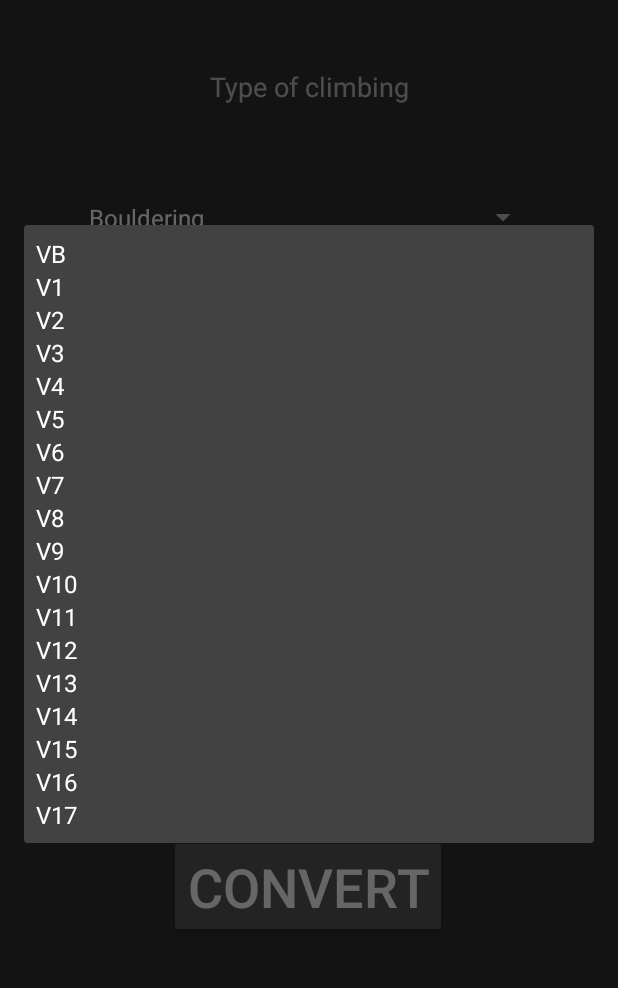
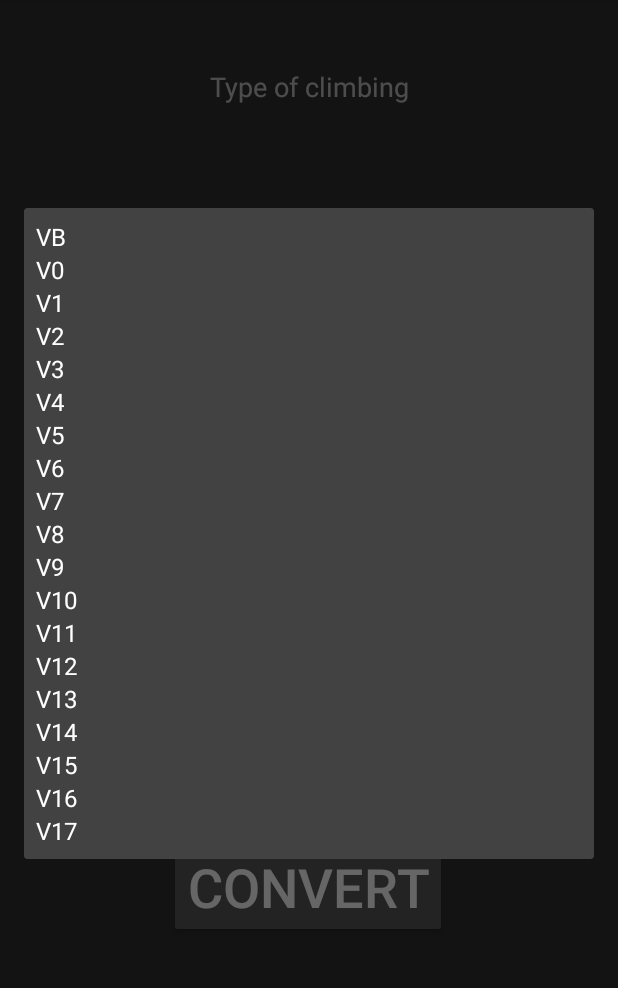
Before and after one commit to jtchristie/ClimbingGradeConverter, an Android app: the screen it shows after launch (MainActivity), after a tap on "VB", on a phone screen of 412 x 824 dp, the part 84-1072 px from its top. Run offline under Robolectric (Android 15) with nearby library versions, the phone set to English and light mode, and no system bars.

Commit message:
bouldering calculations finished

```diff
--- a/app/src/main/java/com/example/ClimbingGradeConverter/MainActivity.java
+++ b/app/src/main/java/com/example/ClimbingGradeConverter/MainActivity.java
@@ -7,17 +7,20 @@ import android.view.View;
 import android.widget.AdapterView;
 import android.widget.ArrayAdapter;
 import android.widget.Button;
-import android.widget.EditText;
 import android.widget.Spinner;
 import android.widget.TextView;
+import android.widget.Toast;
 
 public class MainActivity extends AppCompatActivity {
     double costPerTicket = 34;
     int gradeString;
     double totalCost;
-    String groupChoice;
+    String conversionChoice;
+    String gradeChoice;
+    int gradeIndex;
     String[] hueco = new String[] {"VB","V0", "V1", "V2", "V3" , "V4", "V5", "V6", "V7", "V8","V9","V10", "V11", "V12", "V13", "V14", "V15", "V16", "V17" };
-    String[] font = new String[] {"3","4","5","5+","6A"};
+    String[] font = new String[] { "3", "4",  "5",   "5+","6A/6A+","6B/6B+","6C/6C+","7A","7A+","7B/7B+","7B+/7C","7C+","8A","8A+","8B","8B+","8C","8C+","9A"};
+
 
     @Override
     protected void onCreate(Bundle savedInstanceState) {
@@ -27,10 +30,10 @@ public class MainActivity extends AppCompatActivity {
         final Spinner conversion = (Spinner)findViewById(R.id.conversion);
         final Spinner grade = (Spinner)findViewById(R.id.grade);
         final TextView result = ((TextView) findViewById(R.id.txtResult));
+        final
 
 
-
-        Button cost = (Button)findViewById(R.id.btnCost);
+        Button convert = (Button)findViewById(R.id.btnCost);
 
         ArrayAdapter<CharSequence> adapterBouldering = ArrayAdapter.createFromResource(this, R.array.txtGroupBouldering, android.R.layout.simple_spinner_item);
         adapterBouldering.setDropDownViewResource(android.R.layout.simple_spinner_dropdown_item);
@@ -88,12 +91,31 @@ public class MainActivity extends AppCompatActivity {
 
         });
 
-        cost.setOnClickListener(new View.OnClickListener(){
+        grade.setOnItemSelectedListener(new AdapterView.OnItemSelectedListener() {
+            @Override
+            public void onItemSelected(AdapterView<?> parentView, View selectedItemView, int position, long id) {
+                String selectedValue = parentView.getSelectedItem().toString();
+            }
+
+            @Override
+            public void onNothingSelected(AdapterView<?> parentView) {
+                // your code here
+            }
+
+        });
+        convert.setOnClickListener(new View.OnClickListener(){
             final TextView result = ((TextView)findViewById(R.id.txtResult));
             @Override
             public void onClick(View v){
-                groupChoice = conversion.getSelectedItem().toString();
-                result.setText(groupChoice + " " + gradeString);
+                conversionChoice = conversion.getSelectedItem().toString();
+                gradeChoice = grade.getSelectedItem().toString();
+                gradeIndex=  grade.getSelectedItemPosition();
+
+                if (conversionChoice.equals("Hueco to Fontainebleau")){
+                    result.setText(conversionChoice + " " + font[gradeIndex]);
+                } else if (conversionChoice.equals("Fontainebleau to Hueco")) {
+                    result.setText(conversionChoice + " " + hueco[gradeIndex]);
+                }
             }
         });
     }
--- a/app/src/main/res/values/strings.xml
+++ b/app/src/main/res/values/strings.xml
@@ -22,6 +22,7 @@
     </string-array>
     <string-array name="txtHueco">
         <item>VB</item>
+        <item>V0</item>
         <item>V1</item>
         <item>V2</item>
         <item>V3</item>
@@ -53,7 +54,9 @@
         <item>7A+</item>
         <item>7B/7B+</item>
         <item>7B+/7C</item>
+        <item>7C+</item>
         <item>8A</item>
+        <item>8A+</item>
         <item>8B</item>
         <item>8B+</item>
         <item>8C</item>
```
